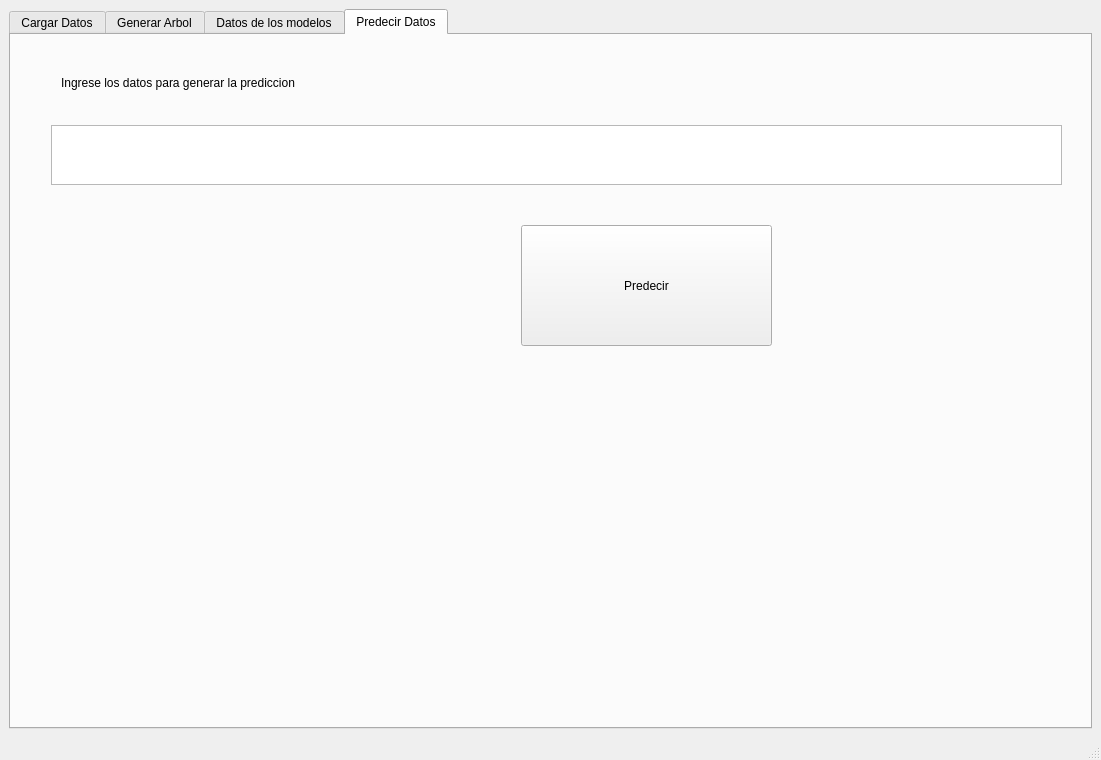
Old version of the form UI.ui in the repository AlejandroFNadal/ia_decision_trees.
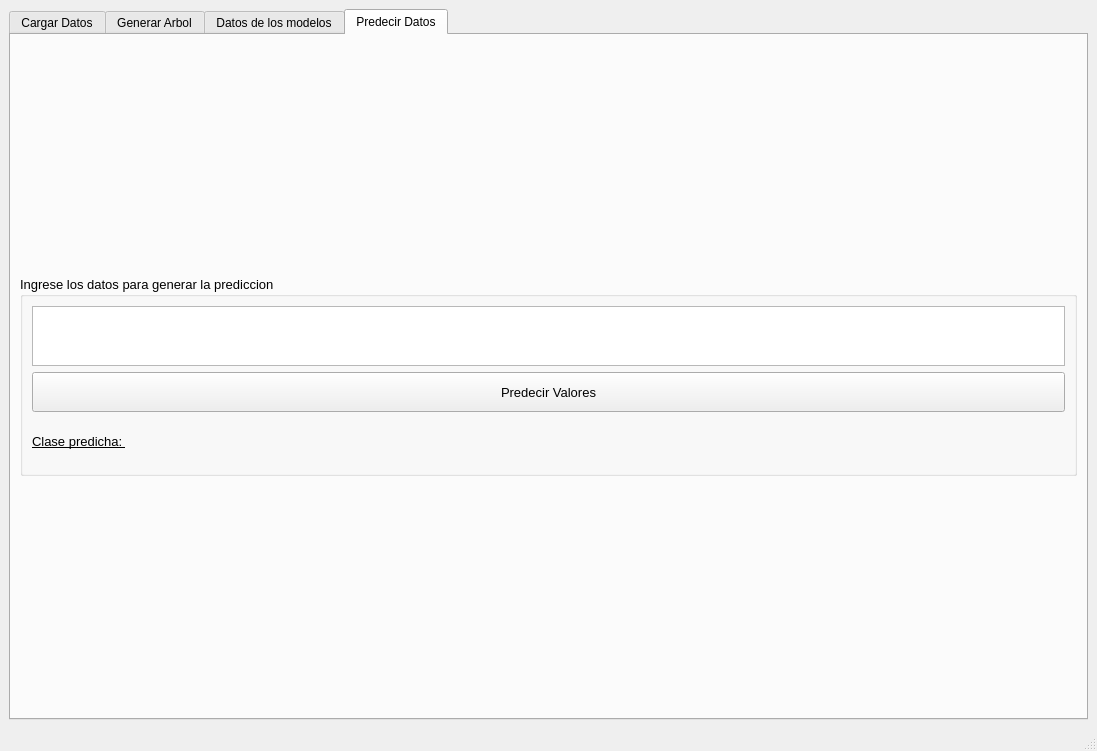
New version of the form.

The edit to the form file:
```diff
--- a/UI.ui
+++ b/UI.ui
@@ -6,8 +6,8 @@
    <rect>
     <x>0</x>
     <y>0</y>
-    <width>1101</width>
-    <height>760</height>
+    <width>1097</width>
+    <height>751</height>
    </rect>
   </property>
   <property name="maximumSize">
@@ -738,48 +738,88 @@
        <attribute name="title">
         <string>Predecir Datos</string>
        </attribute>
-       <widget class="QLabel" name="label_4">
-        <property name="geometry">
-         <rect>
-          <x>50</x>
-          <y>40</y>
-          <width>441</width>
-          <height>16</height>
-         </rect>
-        </property>
-        <property name="text">
-         <string>Ingrese los datos para generar la prediccion</string>
-        </property>
-       </widget>
-       <widget class="QTableWidget" name="tableToPredict">
-        <property name="geometry">
-         <rect>
-          <x>40</x>
-          <y>90</y>
-          <width>1011</width>
-          <height>60</height>
-         </rect>
-        </property>
-        <property name="maximumSize">
-         <size>
-          <width>16777215</width>
-          <height>60</height>
-         </size>
-        </property>
-       </widget>
-       <widget class="QPushButton" name="predictButton">
-        <property name="geometry">
-         <rect>
-          <x>510</x>
-          <y>190</y>
-          <width>251</width>
-          <height>121</height>
-         </rect>
-        </property>
-        <property name="text">
-         <string>Predecir</string>
-        </property>
-       </widget>
+       <layout class="QVBoxLayout" name="verticalLayout_3">
+        <item>
+         <widget class="QGroupBox" name="predictBox">
+          <property name="enabled">
+           <bool>true</bool>
+          </property>
+          <property name="maximumSize">
+           <size>
+            <width>16777215</width>
+            <height>200</height>
+           </size>
+          </property>
+          <property name="font">
+           <font>
+            <pointsize>10</pointsize>
+           </font>
+          </property>
+          <property name="title">
+           <string>Ingrese los datos para generar la prediccion</string>
+          </property>
+          <layout class="QGridLayout" name="gridLayout_9">
+           <item row="0" column="0" colspan="2">
+            <widget class="QTableWidget" name="tableToPredict">
+             <property name="maximumSize">
+              <size>
+               <width>16777215</width>
+               <height>60</height>
+              </size>
+             </property>
+            </widget>
+           </item>
+           <item row="1" column="0" colspan="2">
+            <widget class="QPushButton" name="predictButton">
+             <property name="minimumSize">
+              <size>
+               <width>0</width>
+               <height>40</height>
+              </size>
+             </property>
+             <property name="text">
+              <string>Predecir Valores</string>
+             </property>
+            </widget>
+           </item>
+           <item row="2" column="0">
+            <widget class="QLabel" name="label_4">
+             <property name="maximumSize">
+              <size>
+               <width>100</width>
+               <height>16777215</height>
+              </size>
+             </property>
+             <property name="font">
+              <font>
+               <underline>true</underline>
+              </font>
+             </property>
+             <property name="text">
+              <string>Clase predicha: </string>
+             </property>
+            </widget>
+           </item>
+           <item row="2" column="1">
+            <widget class="QLabel" name="predictedLabel">
+             <property name="font">
+              <font>
+               <pointsize>10</pointsize>
+               <weight>75</weight>
+               <bold>true</bold>
+               <underline>false</underline>
+               <strikeout>false</strikeout>
+              </font>
+             </property>
+             <property name="text">
+              <string/>
+             </property>
+            </widget>
+           </item>
+          </layout>
+         </widget>
+        </item>
+       </layout>
       </widget>
      </widget>
     </item>
```
Left out of the diff: 32 changed lines with no effect on the pictures.
